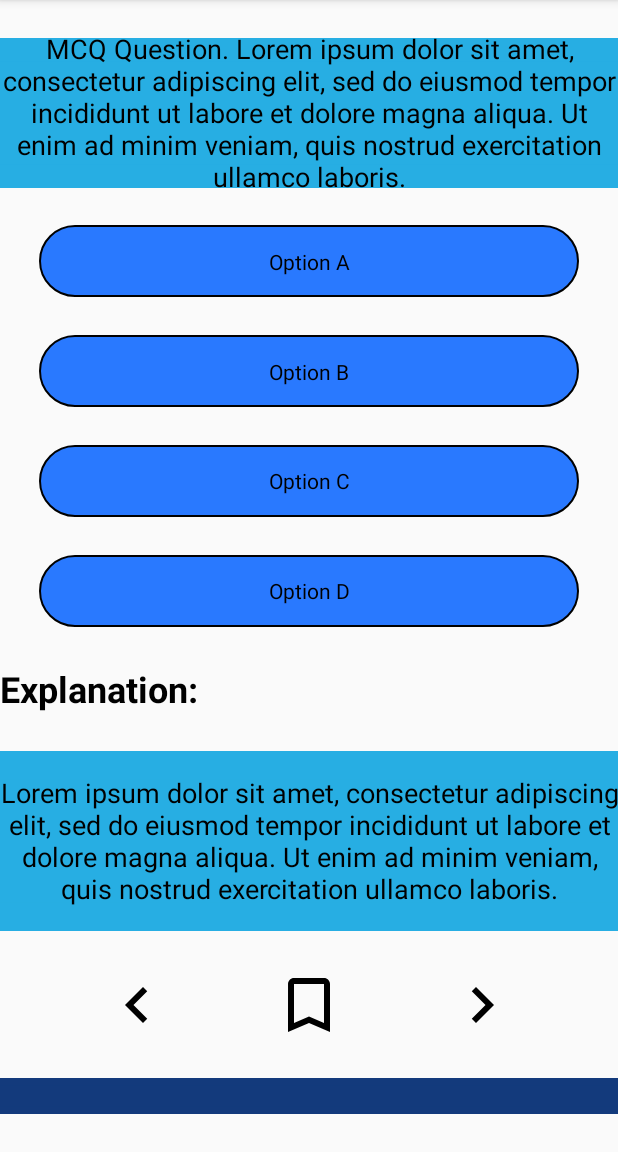
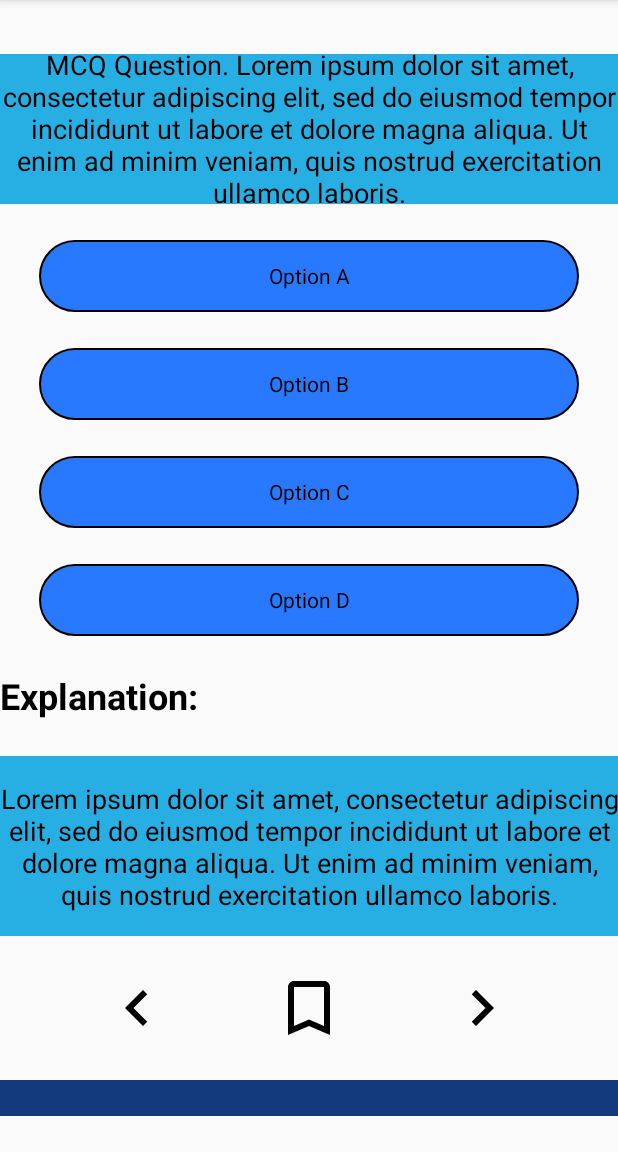
Before and after one commit to aditya08jaiswal/MCQsMaterialDesign, an Android app: the screen it shows after launch (MainActivity), on a phone screen of 412 x 824 dp, the part 84-1236 px from its top. Run offline under Robolectric (Android 15) with nearby library versions, the phone set to English and light mode, and no system bars.

Commit message:
Fix small details

```diff
--- a/app/src/main/res/layout/activity_main.xml
+++ b/app/src/main/res/layout/activity_main.xml
@@ -23,6 +23,7 @@
         android:background="@color/colorBack"
         android:contentDescription="@string/question"
         android:src="@drawable/que_back"
+        android:layout_marginTop="12dp"
         app:layout_constraintBottom_toTopOf="@+id/mcq_back_optionA"
         app:layout_constraintEnd_toEndOf="parent"
         app:layout_constraintStart_toStartOf="parent"
@@ -248,7 +249,7 @@
         app:layout_constraintBottom_toBottomOf="parent"
         app:layout_constraintEnd_toEndOf="parent"
         app:layout_constraintStart_toStartOf="parent"
-        app:layout_constraintTop_toBottomOf="@+id/left_icon" />
+        app:layout_constraintTop_toBottomOf="@+id/no_bookmark_icon" />
 
 
 </android.support.constraint.ConstraintLayout>
```
